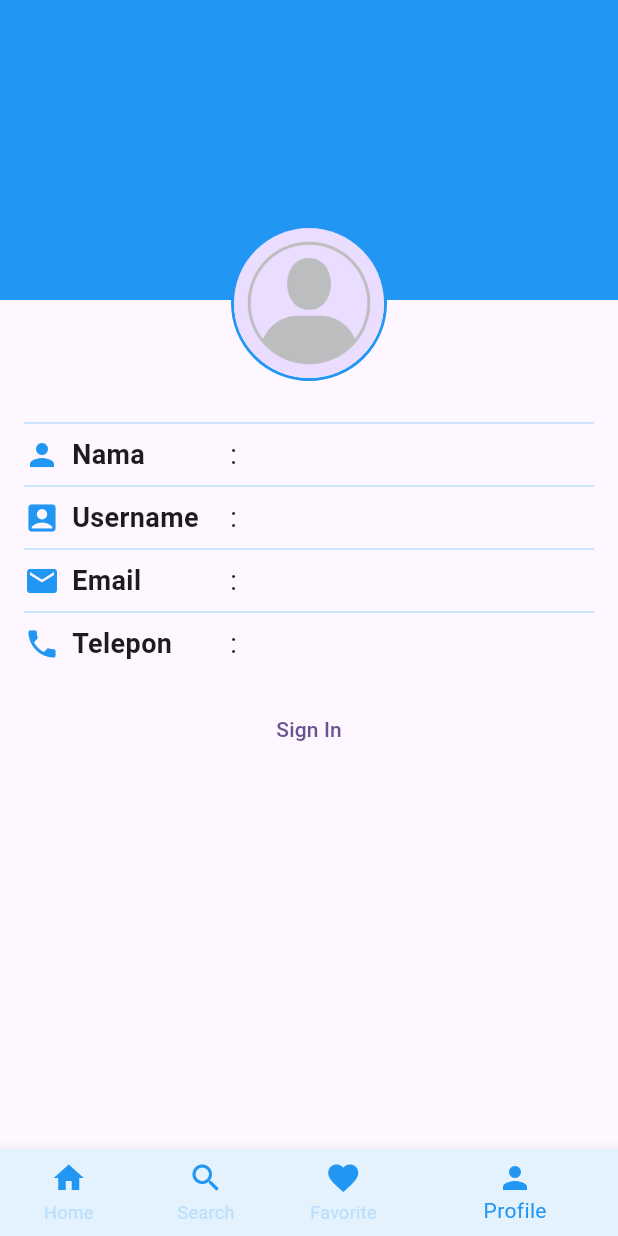
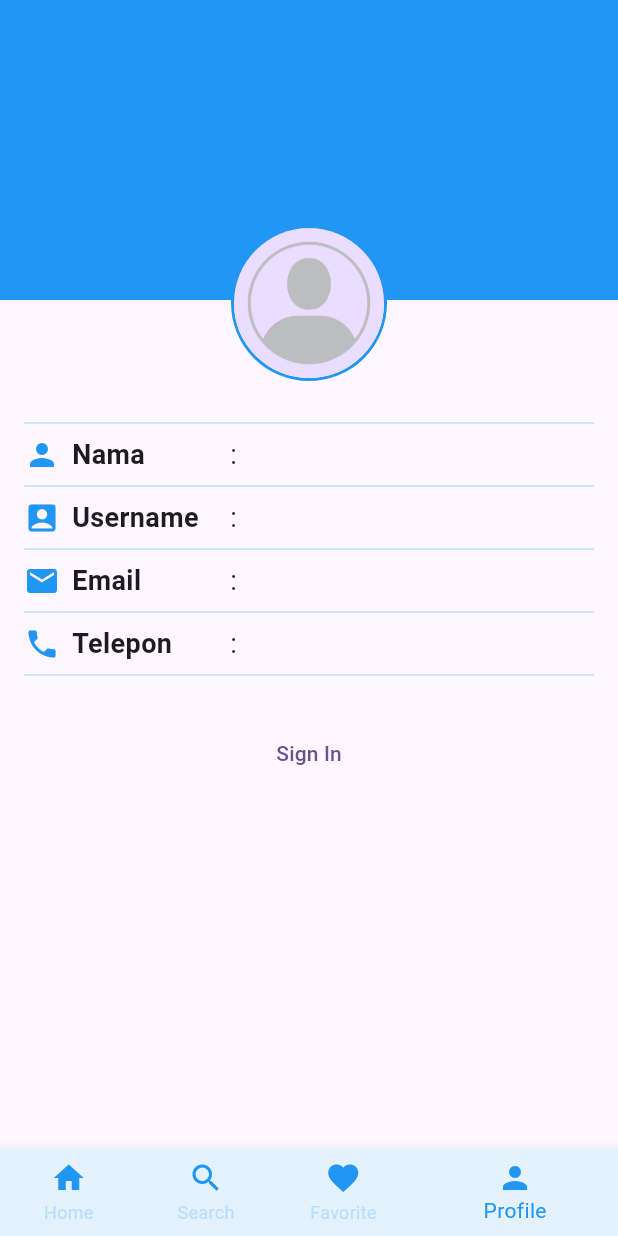
Before and after one commit to jodeyy/jualbeli_mobilbekas_k7, a Flutter app: the screen it shows after launch, item 4 of the bottom bar chosen, on a phone screen of 412 x 824 dp. Run offline on Flutter 3.47's test engine with Material 3 defaults, Android fonts, the phone set to English and light mode, and no system bars; our stand-ins replace cached_network_image, shared_preferences; missing offline and left inert: encrypt.

Commit message:
perbaikan profileScreen

```diff
--- a/lib/screens/profile_screen.dart
+++ b/lib/screens/profile_screen.dart
@@ -16,6 +16,8 @@ class _ProfileScreenState extends State<ProfileScreen> {
   String userName = '';
   String email = '';
   String phoneNumber = '';
+  int favoriteMobilCount = 0;
+
 
   // Fungsi untuk mendekripsi data dari SharedPreferences
   Future<void> _loadProfileData() async {
@@ -34,6 +36,7 @@ class _ProfileScreenState extends State<ProfileScreen> {
         userName = encrypter.decrypt64(prefs.getString('username') ?? '', iv: iv);
         email = encrypter.decrypt64(prefs.getString('email') ?? '', iv: iv);
         phoneNumber = encrypter.decrypt64(prefs.getString('notelpon') ?? '', iv: iv);
+        favoriteMobilCount = int.tryParse(encrypter.decrypt64(prefs.getString('favoriteMobilCount') ?? '0', iv: iv)) ?? 0;
         isSignedIn = fullName.isNotEmpty && userName.isNotEmpty;
       });
     } else {
@@ -110,13 +113,12 @@ class _ProfileScreenState extends State<ProfileScreen> {
                 Divider(color: Colors.blue[100]),
                 _buildProfileRow('Nama', fullName, Icons.person, isSignedIn),
                 Divider(color: Colors.blue[100]),
-                _buildProfileRow(
-                    'Username', userName, Icons.account_box, isSignedIn),
+                _buildProfileRow('Username', userName, Icons.account_box, isSignedIn),
                 Divider(color: Colors.blue[100]),
                 _buildProfileRow('Email', email, Icons.email, isSignedIn),
                 Divider(color: Colors.blue[100]),
-                _buildProfileRow(
-                    'Telepon', phoneNumber, Icons.phone, isSignedIn),
+                _buildProfileRow('Telepon', phoneNumber, Icons.phone, isSignedIn),
+                Divider(color: Colors.blue[100],),
                 const SizedBox(height: 20),
                 // Tombol Sign In/Out
                 isSignedIn
```
